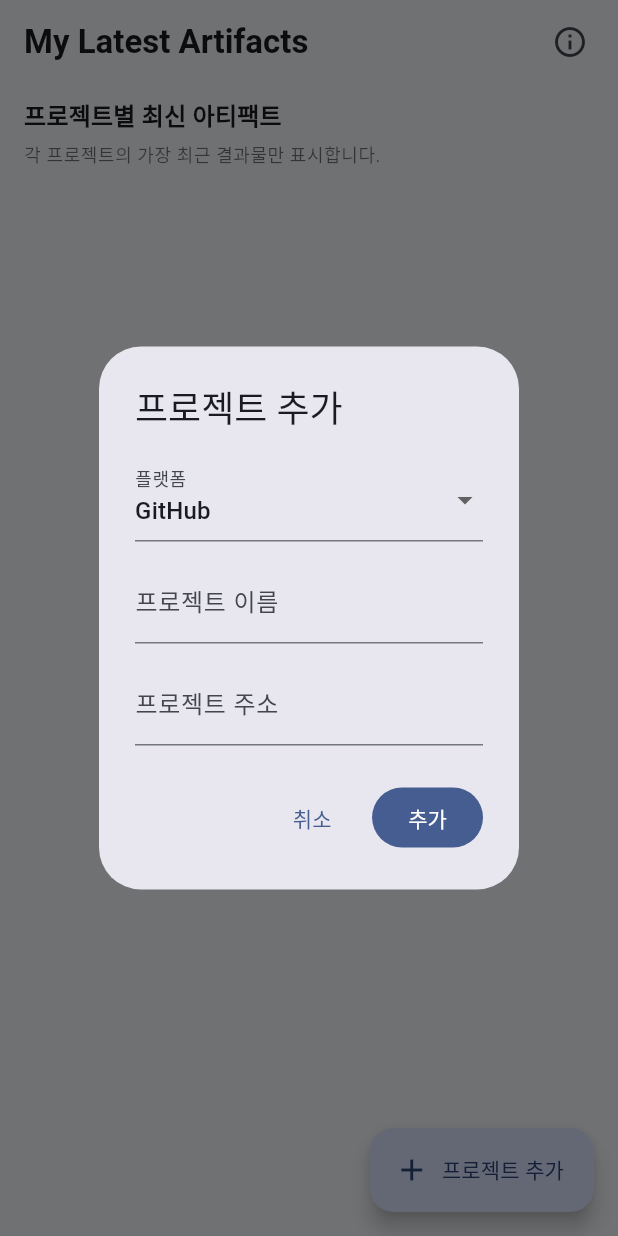
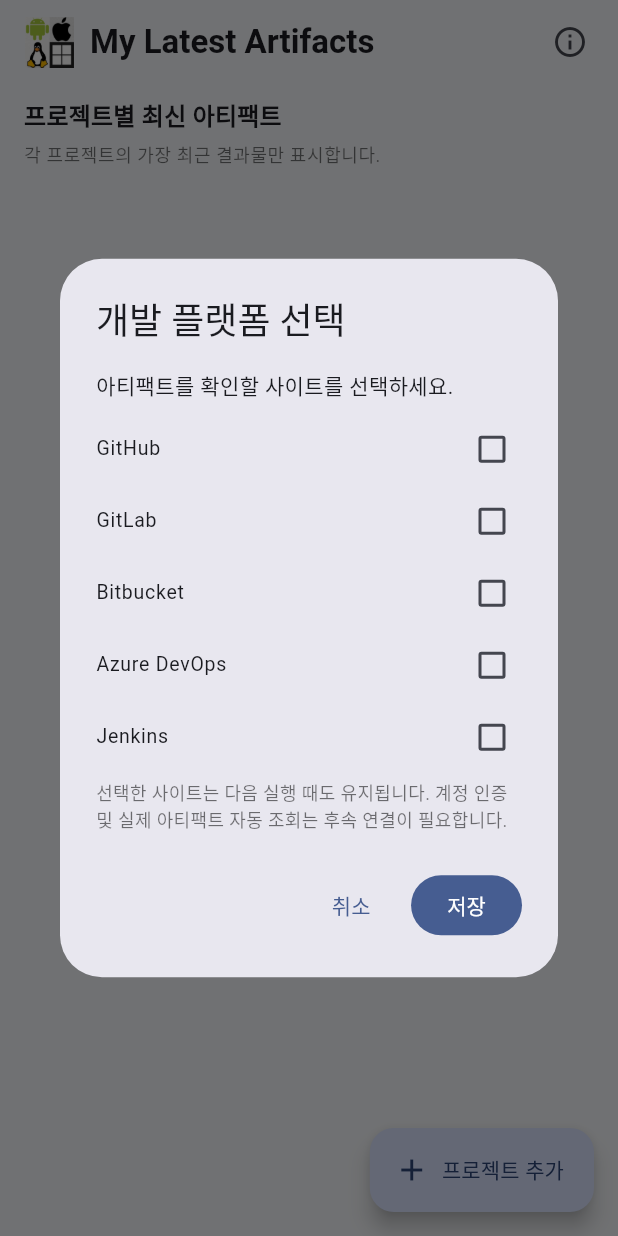
Before and after one commit to ryoobach/My_Latest_Artifacts, a Flutter app: the screen it shows after launch, after a tap on "프로젝트 추가", on a phone screen of 412 x 824 dp. Run offline on Flutter 3.47's test engine with Material 3 defaults, Android fonts, the phone set to English and light mode, and no system bars; our stand-ins replace shared_preferences.

Commit message:
Build 0.2.0 platform selection UI and app branding

```diff
--- a/lib/main.dart
+++ b/lib/main.dart
@@ -21,14 +21,13 @@ void main() {
 }
 
 class DiagnosticLog {
-  static Future<void> write(String event, String message,
-      [String? stack]) async {
+  static Future<void> write(String event, String message, [String? stack]) async {
     try {
       final dir = await getApplicationDocumentsDirectory();
       final file = File('${dir.path}/my_latest_artifacts.log');
       final line = jsonEncode({
         'time': DateTime.now().toUtc().toIso8601String(),
-        'version': '0.1.0',
+        'version': '0.2.0',
         'platform': Platform.operatingSystem,
         'event': event,
         'message': message,
@@ -39,25 +38,17 @@ class DiagnosticLog {
         final lines = await file.readAsLines();
         await file.writeAsString(lines.skip(lines.length ~/ 2).join('\n') + '\n');
       }
-    } catch (_) {
-      // Diagnostics must never interrupt normal app usage.
-    }
+    } catch (_) {}
   }
 }
 
-class SavedProject {
-  const SavedProject({required this.name, required this.provider, required this.url});
-  final String name;
-  final String provider;
-  final String url;
-
-  Map<String, dynamic> toJson() => {'name': name, 'provider': provider, 'url': url};
-  factory SavedProject.fromJson(Map<String, dynamic> json) => SavedProject(
-    name: json['name'] as String,
-    provider: json['provider'] as String,
-    url: json['url'] as String,
-  );
-}
+const List<String> supportedPlatforms = [
+  'GitHub',
+  'GitLab',
+  'Bitbucket',
+  'Azure DevOps',
+  'Jenkins',
+];
 
 class MyLatestArtifactsApp extends StatelessWidget {
   const MyLatestArtifactsApp({super.key});
@@ -90,66 +81,78 @@ class ArtifactHomePage extends StatefulWidget {
 }
 
 class _ArtifactHomePageState extends State<ArtifactHomePage> {
-  List<SavedProject> projects = [];
+  Set<String> selectedPlatforms = {};
   bool loading = true;
 
   @override
   void initState() {
     super.initState();
-    _loadProjects();
+    _loadSettings();
     DiagnosticLog.write('app_started', 'Application launched');
   }
 
-  Future<void> _loadProjects() async {
+  Future<void> _loadSettings() async {
+    try {
       final prefs = await SharedPreferences.getInstance();
-    final raw = prefs.getStringList('projects') ?? [];
-    final loaded = raw.map((e) =>
-        SavedProject.fromJson(jsonDecode(e) as Map<String, dynamic>)).toList();
+      final saved = prefs.getStringList('selected_platforms') ?? [];
       if (!mounted) return;
       setState(() {
-      projects = loaded;
+        selectedPlatforms = saved.where(supportedPlatforms.contains).toSet();
         loading = false;
       });
+    } catch (error, stack) {
+      DiagnosticLog.write('settings_load_failed', error.toString(), stack.toString());
+      if (mounted) setState(() => loading = false);
+    }
   }
 
-  Future<void> _addProject() async {
-    final result = await showDialog<SavedProject>(
+  Future<void> _editPlatforms() async {
+    final result = await showDialog<Set<String>>(
       context: context,
-      builder: (context) => const AddProjectDialog(),
+      builder: (_) => PlatformSelectionDialog(initial: selectedPlatforms),
     );
     if (result == null) return;
-    final updated = [...projects, result];
     final prefs = await SharedPreferences.getInstance();
-    await prefs.setStringList(
-      'projects', updated.map((p) => jsonEncode(p.toJson())).toList());
+    await prefs.setStringList('selected_platforms', supportedPlatforms
+        .where(result.contains).toList());
     if (!mounted) return;
-    setState(() => projects = updated);
-    DiagnosticLog.write('project_added', '${result.provider}: ${result.url}');
+    setState(() => selectedPlatforms = result);
+    DiagnosticLog.write('platform_selection_saved', result.join(','));
   }
 
   void _showAbout() {
     showAboutDialog(
       context: context,
       applicationName: 'My Latest Artifacts',
-      applicationVersion: '0.1.0',
-      applicationIcon: Image.asset('js_logo.png', width: 64, height: 64,
-          fit: BoxFit.contain),
-      children: const [
-        SizedBox(height: 8),
-        Text('Ryoo jaesang & 최피디'),
-        SizedBox(height: 8),
-        Text('여러 개발 플랫폼의 최신 빌드 결과물을 한곳에서 확인합니다.'),
+      applicationVersion: '0.2.0',
+      applicationIcon: Image.asset('my latest artifacts icon.jpg',
+          width: 64, height: 64, fit: BoxFit.contain),
+      children: [
+        const SizedBox(height: 8),
+        const Text('Ryoo jaesang & 최피디'),
+        const SizedBox(height: 12),
+        Image.asset('js_logo.png', width: 112, height: 64, fit: BoxFit.contain),
+        const SizedBox(height: 8),
+        const Text('여러 개발 플랫폼의 최신 빌드 결과물을 한곳에서 확인합니다.'),
       ],
     );
   }
 
   @override
   Widget build(BuildContext context) {
-    final sorted = [...projects]..sort((a, b) => a.name.toLowerCase().compareTo(b.name.toLowerCase()));
     return Scaffold(
       appBar: AppBar(
-        title: const Text('My Latest Artifacts',
+        title: Row(
+          children: [
+            Image.asset('my latest artifacts icon.jpg',
+                width: 34, height: 34, fit: BoxFit.contain),
+            const SizedBox(width: 10),
+            const Expanded(
+              child: Text('My Latest Artifacts',
                   style: TextStyle(fontWeight: FontWeight.w700)),
+            ),
+          ],
+        ),
         actions: [
           IconButton(
             tooltip: '앱 정보',
@@ -160,7 +163,7 @@ class _ArtifactHomePageState extends State<ArtifactHomePage> {
         ],
       ),
       floatingActionButton: FloatingActionButton.extended(
-        onPressed: _addProject,
+        onPressed: loading ? null : _editPlatforms,
         icon: const Icon(Icons.add),
         label: const Text('프로젝트 추가'),
       ),
@@ -180,44 +183,10 @@ class _ArtifactHomePageState extends State<ArtifactHomePage> {
                           color: Colors.black54)),
                   const SizedBox(height: 16),
                   Expanded(
-                    child: sorted.isEmpty
-                        ? _EmptyState(onAdd: _addProject)
-                        : ListView.separated(
-                            itemCount: sorted.length,
-                            separatorBuilder: (_, __) => const SizedBox(height: 10),
-                            itemBuilder: (context, index) {
-                              final project = sorted[index];
-                              return Card(
-                                elevation: 0,
-                                color: Colors.white,
-                                shape: RoundedRectangleBorder(
-                                  borderRadius: BorderRadius.circular(16),
-                                  side: const BorderSide(color: Color(0xFFE7EAF0)),
-                                ),
-                                child: Padding(
-                                  padding: const EdgeInsets.all(16),
-                                  child: Column(
-                                    crossAxisAlignment: CrossAxisAlignment.start,
-                                    children: [
-                                      Text(project.name,
-                                          style: const TextStyle(
-                                              fontWeight: FontWeight.w700,
-                                              fontSize: 16)),
-                                      const SizedBox(height: 5),
-                                      Text('${project.provider} · ${project.url}',
-                                          maxLines: 1,
-                                          overflow: TextOverflow.ellipsis,
-                                          style: const TextStyle(
-                                              color: Colors.black54, fontSize: 12)),
-                                      const Divider(height: 22),
-                                      const Text('최신 아티팩트 정보를 아직 가져오지 못했습니다.',
-                                          style: TextStyle(color: Colors.black54)),
-                                    ],
-                                  ),
-                                ),
-                              );
-                            },
-                          ),
+                    child: selectedPlatforms.isEmpty
+                        ? const _EmptyState()
+                        : _SelectedPlatformsState(platforms: supportedPlatforms
+                            .where(selectedPlatforms.contains).toList()),
                   ),
                 ],
               ),
@@ -227,88 +196,110 @@ class _ArtifactHomePageState extends State<ArtifactHomePage> {
 }
 
 class _EmptyState extends StatelessWidget {
-  const _EmptyState({required this.onAdd});
-  final VoidCallback onAdd;
+  const _EmptyState();
 
   @override
-  Widget build(BuildContext context) => Center(
+  Widget build(BuildContext context) => const Center(
     child: Column(
       mainAxisAlignment: MainAxisAlignment.center,
       children: [
-        const Icon(Icons.inventory_2_outlined, size: 58, color: Color(0xFF9AA4B2)),
-        const SizedBox(height: 14),
-        const Text('등록된 프로젝트가 없습니다',
+        Icon(Icons.inventory_2_outlined, size: 58, color: Color(0xFF9AA4B2)),
+        SizedBox(height: 14),
+        Text('등록된 프로젝트가 없습니다',
             style: TextStyle(fontSize: 17, fontWeight: FontWeight.w700)),
-        const SizedBox(height: 7),
-        const Text('프로젝트를 추가하면 최신 아티팩트를\n이 화면에서 확인할 수 있습니다.',
+        SizedBox(height: 7),
+        Text('프로젝트를 추가하면 최신 아티팩트를\n이 화면에서 확인할 수 있습니다.',
             textAlign: TextAlign.center,
             style: TextStyle(color: Colors.black54, height: 1.5)),
-        const SizedBox(height: 18),
-        OutlinedButton.icon(
-          onPressed: onAdd,
-          icon: const Icon(Icons.add),
-          label: const Text('첫 프로젝트 추가'),
-        ),
       ],
     ),
   );
 }
 
-class AddProjectDialog extends StatefulWidget {
-  const AddProjectDialog({super.key});
+class _SelectedPlatformsState extends StatelessWidget {
+  const _SelectedPlatformsState({required this.platforms});
+  final List<String> platforms;
 
   @override
-  State<AddProjectDialog> createState() => _AddProjectDialogState();
+  Widget build(BuildContext context) => Column(
+    crossAxisAlignment: CrossAxisAlignment.start,
+    children: [
+      const Text('선택된 개발 플랫폼',
+          style: TextStyle(fontWeight: FontWeight.w700)),
+      const SizedBox(height: 8),
+      ...platforms.map((platform) => Card(
+        elevation: 0,
+        color: Colors.white,
+        child: ListTile(
+          leading: const Icon(Icons.cloud_outlined),
+          title: Text(platform),
+          subtitle: const Text('계정 연결 및 아티팩트 조회 기능은 다음 개발 단계에서 연결됩니다.'),
+          dense: true,
+        ),
+      )),
+    ],
+  );
 }
 
-class _AddProjectDialogState extends State<AddProjectDialog> {
-  final nameController = TextEditingController();
-  final urlController = TextEditingController();
-  String provider = 'GitHub';
+class PlatformSelectionDialog extends StatefulWidget {
+  const PlatformSelectionDialog({super.key, required this.initial});
+  final Set<String> initial;
 
   @override
-  void dispose() {
-    nameController.dispose();
-    urlController.dispose();
-    super.dispose();
+  State<PlatformSelectionDialog> createState() => _PlatformSelectionDialogState();
+}
+
+class _PlatformSelectionDialogState extends State<PlatformSelectionDialog> {
+  late Set<String> checked;
+
+  @override
+  void initState() {
+    super.initState();
+    checked = Set<String>.from(widget.initial);
   }
 
   @override
   Widget build(BuildContext context) => AlertDialog(
-    title: const Text('프로젝트 추가'),
-    content: SingleChildScrollView(
+    title: const Text('개발 플랫폼 선택'),
+    content: SizedBox(
+      width: 360,
       child: Column(
         mainAxisSize: MainAxisSize.min,
         children: [
-          DropdownButtonFormField<String>(
-            value: provider,
-            decoration: const InputDecoration(labelText: '플랫폼'),
-            items: const ['GitHub', 'GitLab', 'Bitbucket', 'Azure DevOps', 'Jenkins']
-                .map((v) => DropdownMenuItem(value: v, child: Text(v))).toList(),
-            onChanged: (v) => setState(() => provider = v ?? provider),
+          const Align(
+            alignment: Alignment.centerLeft,
+            child: Text('아티팩트를 확인할 사이트를 선택하세요.'),
           ),
-          const SizedBox(height: 12),
-          TextField(controller: nameController,
-              decoration: const InputDecoration(labelText: '프로젝트 이름')),
-          const SizedBox(height: 12),
-          TextField(controller: urlController,
-              keyboardType: TextInputType.url,
-              decoration: const InputDecoration(labelText: '프로젝트 주소')),
+          const SizedBox(height: 8),
+          ...supportedPlatforms.map((platform) => CheckboxListTile(
+            contentPadding: EdgeInsets.zero,
+            dense: true,
+            title: Text(platform),
+            value: checked.contains(platform),
+            onChanged: (value) => setState(() {
+              if (value == true) {
+                checked.add(platform);
+              } else {
+                checked.remove(platform);
+              }
+            }),
+          )),
+          const SizedBox(height: 4),
+          const Text(
+            '선택한 사이트는 다음 실행 때도 유지됩니다. 계정 인증 및 실제 아티팩트 자동 조회는 후속 연결이 필요합니다.',
+            style: TextStyle(fontSize: 12, color: Colors.black54),
+          ),
         ],
       ),
     ),
     actions: [
-      TextButton(onPressed: () => Navigator.pop(context),
-          child: const Text('취소')),
+      TextButton(
+        onPressed: () => Navigator.pop(context),
+        child: const Text('취소'),
+      ),
       FilledButton(
-        onPressed: () {
-          final name = nameController.text.trim();
-          final url = urlController.text.trim();
-          if (name.isEmpty || Uri.tryParse(url)?.hasScheme != true) return;
-          Navigator.pop(context,
-              SavedProject(name: name, provider: provider, url: url));
-        },
-        child: const Text('추가'),
+        onPressed: () => Navigator.pop(context, checked),
+        child: const Text('저장'),
       ),
     ],
   );
```
Lines whose indentation alone changed are shown as unchanged.
